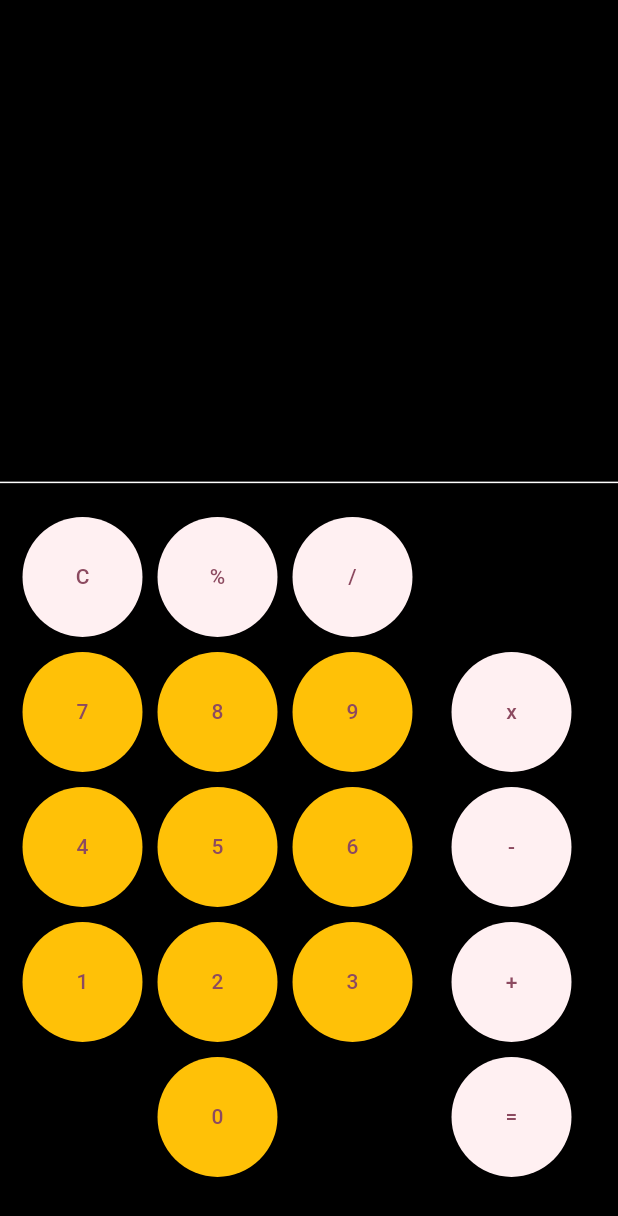
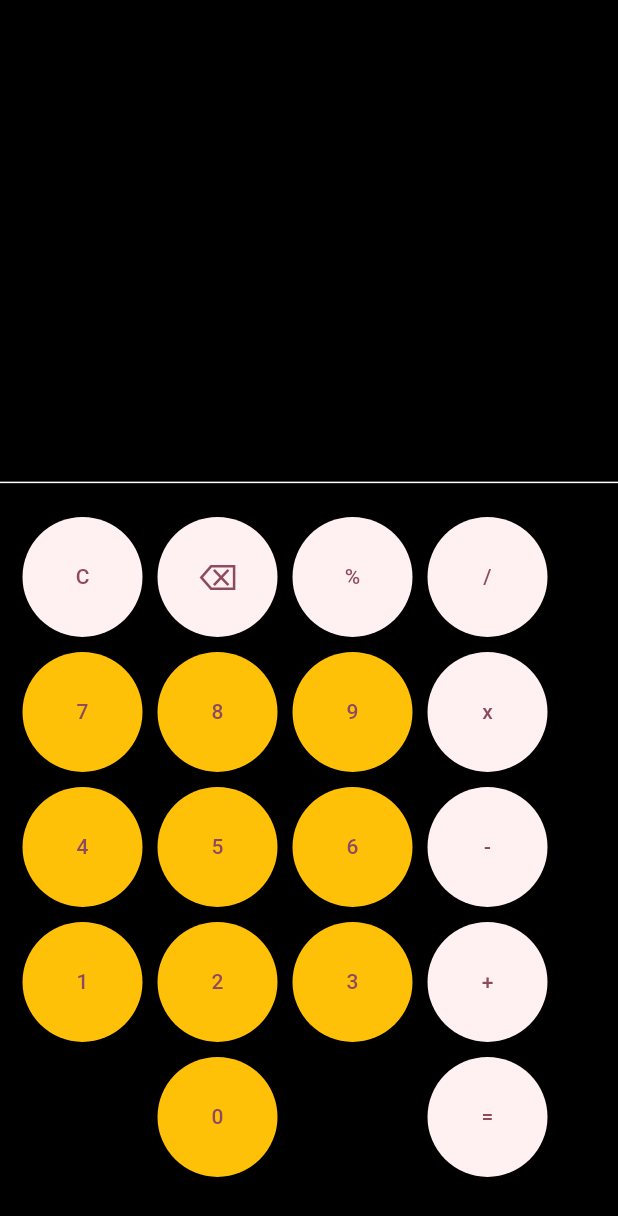
Before and after one commit to enzozami/flutter-calculadora-estudo, a Flutter app: the screen it shows after launch, on a phone screen of 412 x 824 dp. Shown: the top 1216 px of the screen. Run offline on Flutter 3.47's test engine with Material 3 defaults, Android fonts, the phone set to English and light mode, and no system bars.

Commit message:
praticamente pronto

```diff
--- a/lib/app/module/home/home_page.dart
+++ b/lib/app/module/home/home_page.dart
@@ -131,6 +131,7 @@ class _HomePageState extends State<HomePage> {
                       });
                     },
                     resultadoEC: resultadoEC,
+                    controllerCurrent: controllerCurrent,
                   ),
                   Row(
                     children: [
@@ -138,9 +139,6 @@ class _HomePageState extends State<HomePage> {
                         controllerEC1: controllerEC1,
                         controllerEC2: controllerEC2,
                         controllerCurrent: controllerCurrent,
-                      ),
-                      VerticalDivider(
-                        color: Colors.white,
                       ),
                       Operator(
                         controllerEC1: controllerEC1,
--- a/lib/app/module/home/widgets/action_button.dart
+++ b/lib/app/module/home/widgets/action_button.dart
@@ -1,4 +1,5 @@
 import 'package:flutter/material.dart';
+import 'package:jogo_da_velha/app/funcoes/clear.dart';
 
 import 'package:jogo_da_velha/app/operacao/calcular.dart';
 
@@ -8,6 +9,7 @@ class ActionButton extends StatelessWidget {
   final TextEditingController controllerEC2;
   final TextEditingController operatorEC;
   final void Function(int) onSetCurrent;
+  final int controllerCurrent;
   // final void Function(double) onCalculator;
 
   const ActionButton({
@@ -17,10 +19,8 @@ class ActionButton extends StatelessWidget {
     required this.operatorEC,
     required this.onSetCurrent,
     required this.resultadoEC,
-    // required this.onCalculator,
+    required this.controllerCurrent,
   });
-
-  static get setControllerCurrent => null;
 
   @override
   Widget build(BuildContext context) {
@@ -47,7 +47,29 @@ class ActionButton extends StatelessWidget {
             style: ElevatedButton.styleFrom(
               minimumSize: const Size(80, 80),
             ),
-            onPressed: () {},
+            onPressed: () {
+              if (controllerCurrent == 1) {
+                clearLastDigit(controllerEC1);
+              }
+              if (controllerCurrent == 2) {
+                clearLastDigit(controllerEC2);
+              }
+            },
+            child: Center(
+              child: Text('⌫', style: TextStyle(fontSize: 24)),
+            ),
+          ),
+        ),
+        Padding(
+          padding: const EdgeInsets.all(5.0),
+          child: ElevatedButton(
+            style: ElevatedButton.styleFrom(
+              minimumSize: const Size(80, 80),
+            ),
+            onPressed: () {
+              onSetCurrent(2);
+              operatorEC.text = '%';
+            },
             child: Center(
               child: Text('%'),
             ),
--- a/lib/app/module/home/widgets/operator.dart
+++ b/lib/app/module/home/widgets/operator.dart
@@ -1,4 +1,5 @@
 import 'package:flutter/material.dart';
+import 'package:jogo_da_velha/app/funcoes/clear.dart';
 
 import 'package:jogo_da_velha/app/operacao/calcular.dart';
 
```
Also changed, not shown: lib/app/funcoes/clear.dart (added, +19 -0 lines), lib/app/operacao/calcular.dart (+1 -15 lines).
